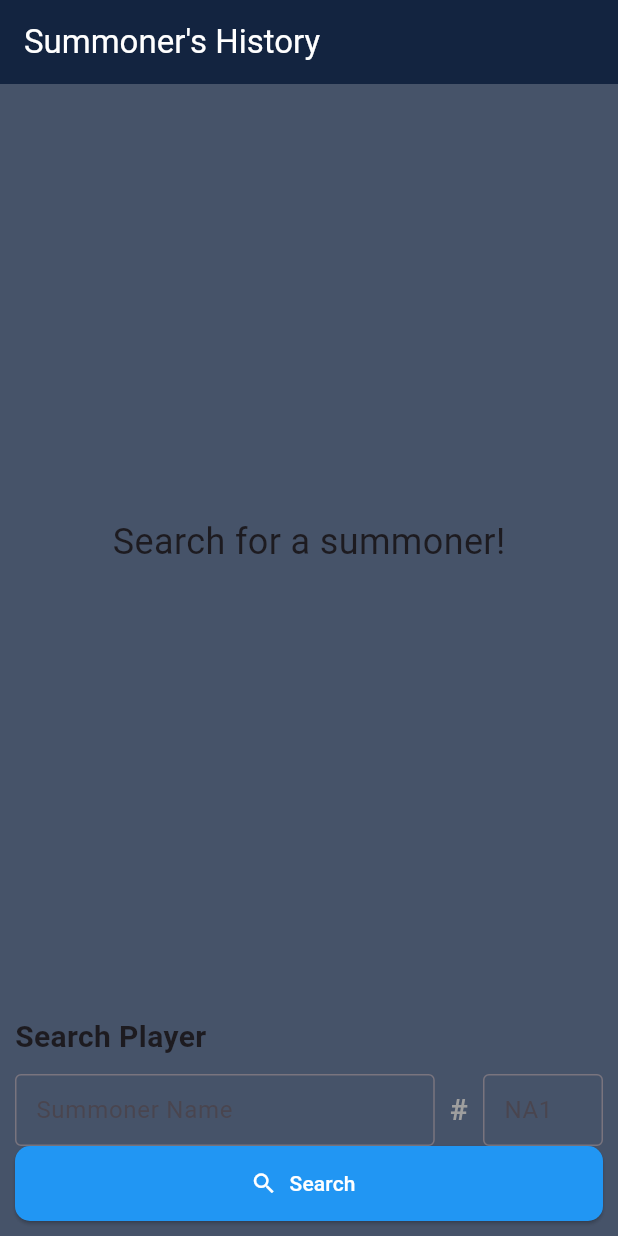
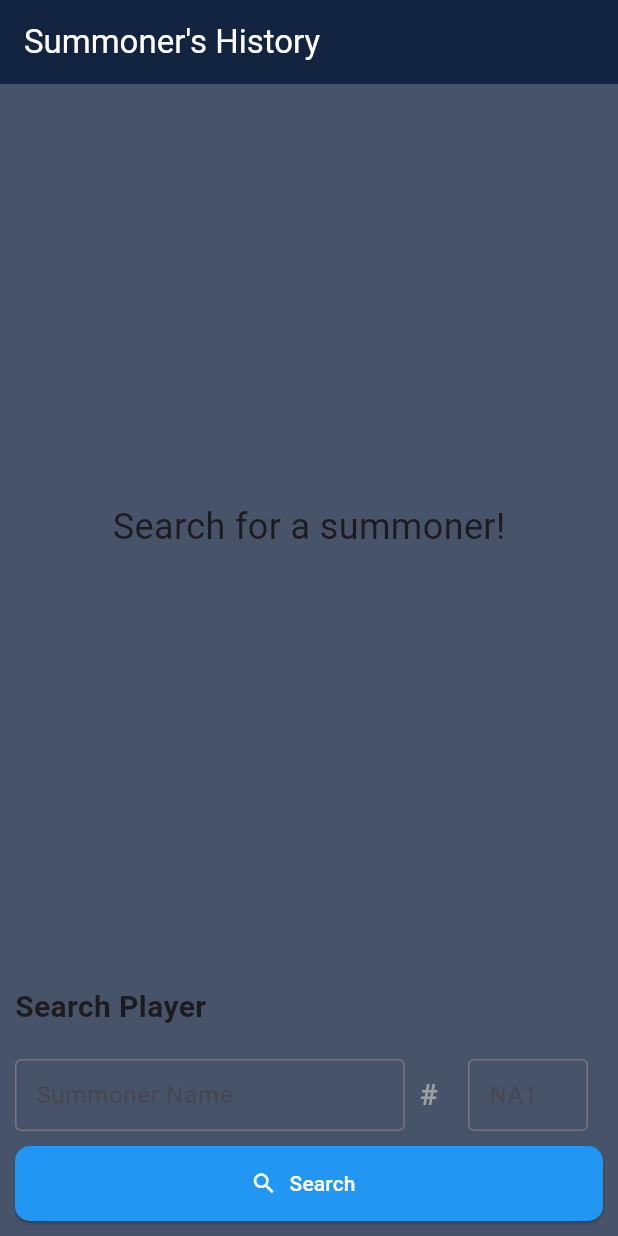
Before and after one commit to Yohan678/LOLFinder, a Flutter app: the screen it shows after launch, on a phone screen of 412 x 824 dp. Run offline on Flutter 3.47's test engine with Material 3 defaults, Android fonts, the light colour scheme and no system bars; our stand-ins replace cached_network_image, flutter_dotenv.

Commit message:
Padding Search Box

```diff
--- a/lib/widgets/player_search_form.dart
+++ b/lib/widgets/player_search_form.dart
@@ -41,7 +41,9 @@ class PlayerSearchForm extends StatelessWidget {
             Text("#", style: TextStyle(fontSize: 20, fontWeight: FontWeight.bold, color: Colors.grey)),
             SizedBox(width: 10),
 
-            SizedBox (
+            Padding(
+              padding: const EdgeInsets.all(10.0),
+              child: SizedBox (
                 width: 80,
                 child: TextField(
                   controller: tagController,
@@ -49,6 +51,7 @@ class PlayerSearchForm extends StatelessWidget {
                     hintText: 'NA1',
                     border: OutlineInputBorder(),
                     contentPadding: EdgeInsetsGeometry.symmetric(horizontal: 10),
+                  ),
                 ),
               ),
             ),
```
Lines whose indentation alone changed are shown as unchanged.
